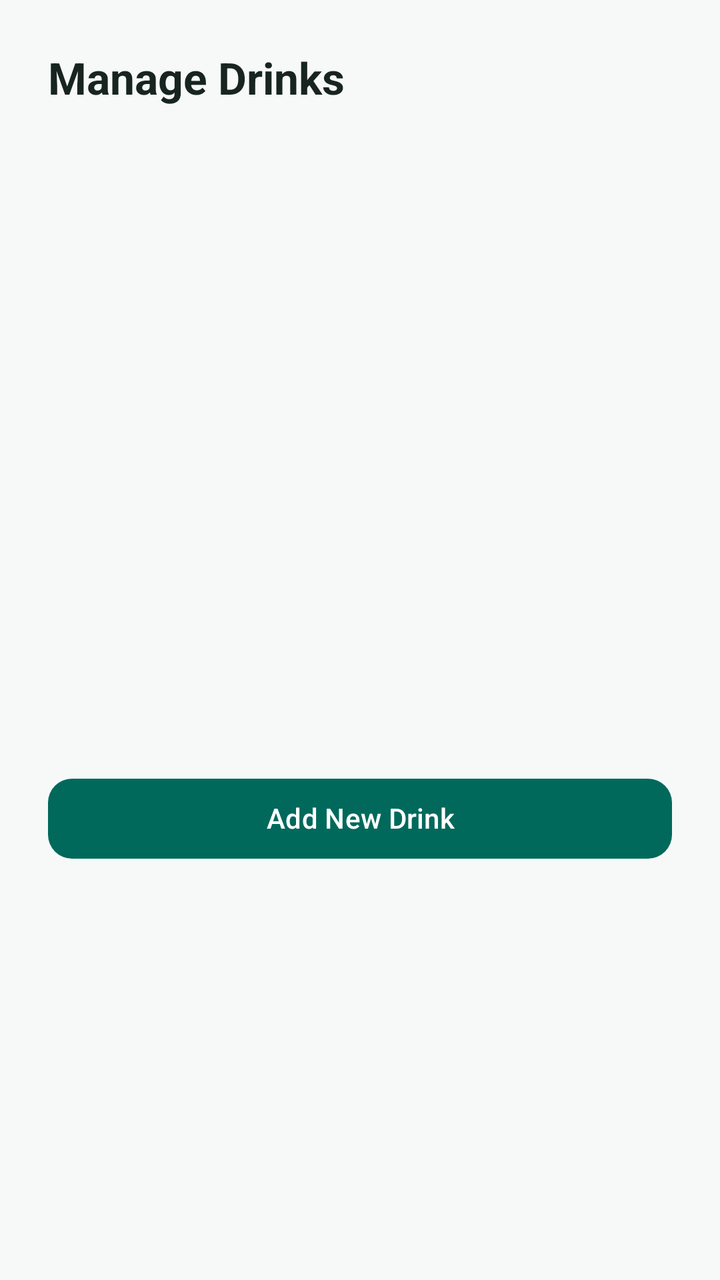
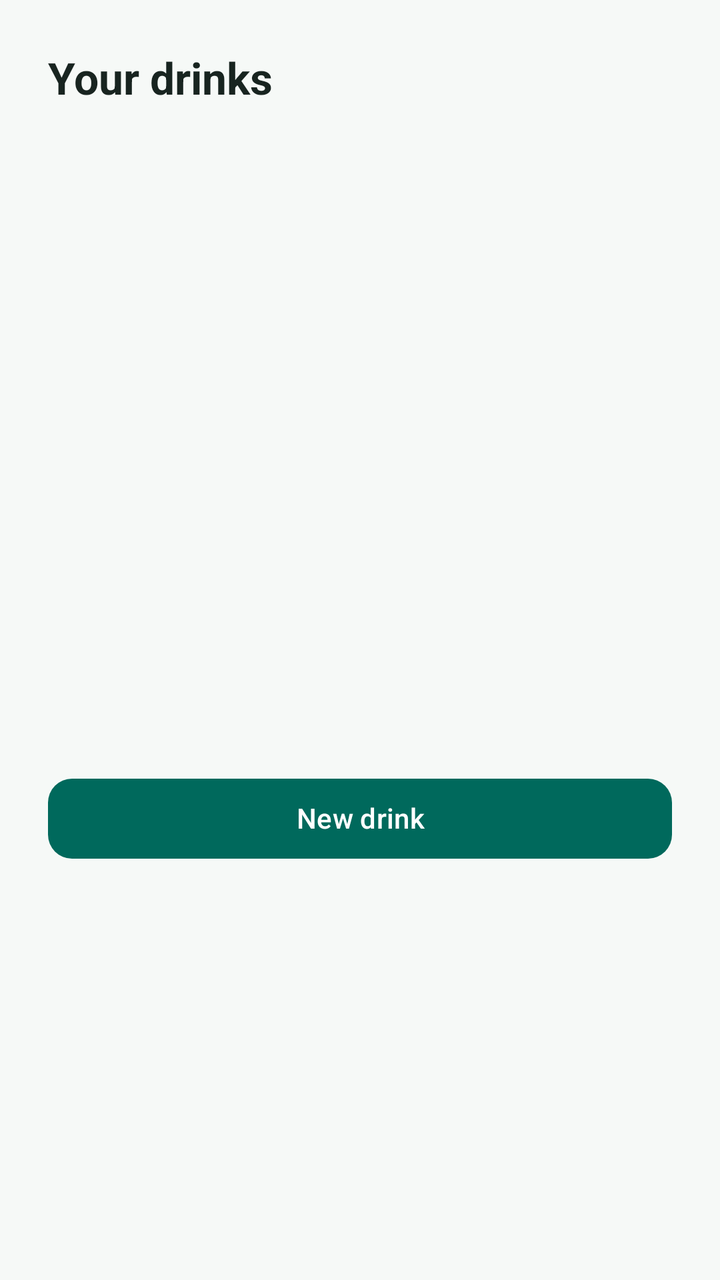

Two renders of the same Android screen: before a commit and after it. Below are the layout's source before the change and the commit's diff.
<!-- AndroidManifest.xml: application theme Theme.BrewLog -->
<!-- res/layout/dialog_drink_manager.xml -->
<?xml version="1.0" encoding="utf-8"?>
<LinearLayout xmlns:android="http://schemas.android.com/apk/res/android"
    xmlns:app="http://schemas.android.com/apk/res-auto"
    android:layout_width="match_parent"
    android:layout_height="wrap_content"
    android:orientation="vertical"
    android:padding="24dp"
    android:background="@color/background">

    <TextView
        android:id="@+id/tv_drink_manager_title"
        android:layout_width="wrap_content"
        android:layout_height="wrap_content"
        android:text="Manage Drinks"
        android:textAppearance="@style/TextAppearance.BrewLog.Headline"
        android:layout_marginBottom="16dp" />

    <androidx.recyclerview.widget.RecyclerView
        android:id="@+id/rv_drinks"
        android:layout_width="match_parent"
        android:layout_height="300dp"
        android:layout_marginBottom="16dp"
        android:scrollbars="vertical" />

    <com.google.android.material.button.MaterialButton
        android:id="@+id/btn_add_new_drink"
        android:layout_width="match_parent"
        android:layout_height="48dp"
        android:text="Add New Drink"
        style="@style/Widget.BrewLog.Button"
        app:cornerRadius="12dp" />

</LinearLayout>
<!-- resources referenced by this layout -->
<resources>
  <color name="background">#F6F9F7</color>
  <style name="TextAppearance.BrewLog.Headline" parent="TextAppearance.Material3.HeadlineMedium">
          <item name="android:textColor">@color/text_primary</item>
          <item name="android:textSize">22sp</item>
          <item name="android:textStyle">bold</item>
      </style>
  <style name="Widget.BrewLog.Button" parent="Widget.Material3.Button">
          <item name="android:textColor">@color/text_on_primary</item>
          <item name="backgroundTint">@color/brand_primary</item>
          <item name="cornerRadius">24dp</item>
          <item name="android:paddingStart">24dp</item>
          <item name="android:paddingEnd">24dp</item>
          <item name="android:paddingTop">12dp</item>
          <item name="android:paddingBottom">12dp</item>
          <item name="android:textSize">14sp</item>
          <item name="android:fontFamily">sans-serif-medium</item>
          <item name="android:textStyle">normal</item>
          <item name="android:includeFontPadding">false</item>
      </style>
  <color name="text_primary">#182420</color>
  <color name="text_on_primary">#FFFFFF</color>
  <color name="brand_primary">#00695C</color>
  <color name="brand_primary_dark">#00453B</color>
  <color name="brand_primary_container">#D9EFE9</color>
  <color name="brand_secondary">#C89B6C</color>
  <color name="brand_secondary_dark">#A87F50</color>
  <color name="black">#000000</color>
  <color name="surface">#FFFFFF</color>
  <color name="surface_variant">#ECF2EE</color>
  <color name="text_on_surface">#182420</color>
  <color name="error">#C62828</color>
  <color name="text_secondary">#54655E</color>
  <color name="text_hint">#93A39B</color>
  <color name="card_background">#FFFFFF</color>
  <style name="Widget.BrewLog.Button.Outlined" parent="Widget.Material3.Button.OutlinedButton">
          <item name="android:textColor">@color/brand_primary</item>
          <item name="strokeColor">@color/brand_primary</item>
          <item name="cornerRadius">24dp</item>
          <item name="android:paddingStart">24dp</item>
          <item name="android:paddingEnd">24dp</item>
          <item name="android:paddingTop">12dp</item>
          <item name="android:paddingBottom">12dp</item>
          <item name="android:textSize">14sp</item>
          <item name="android:fontFamily">sans-serif-medium</item>
          <item name="android:textStyle">normal</item>
          <item name="android:includeFontPadding">false</item>
      </style>
  <style name="Widget.BrewLog.TextInputLayout.OutlinedBox" parent="Widget.Material3.TextInputLayout.OutlinedBox">
          <item name="boxBackgroundMode">filled</item>
          <item name="boxBackgroundColor">@color/input_background</item>
          <item name="boxCornerRadiusBottomEnd">12dp</item>
          <item name="boxCornerRadiusBottomStart">12dp</item>
          <item name="boxCornerRadiusTopEnd">12dp</item>
          <item name="boxCornerRadiusTopStart">12dp</item>
          <item name="boxStrokeColor">@color/brand_primary</item>
          <item name="hintTextColor">@color/brand_primary</item>
      </style>
  <color name="input_background">#F0F5F1</color>
  <!-- unchanged entries left out for length: 1 -->
</resources>

<!-- the commit's change to res/layout/dialog_drink_manager.xml (unified diff, before → after) -->
@@ -11,22 +11,40 @@
         android:id="@+id/tv_drink_manager_title"
         android:layout_width="wrap_content"
         android:layout_height="wrap_content"
-        android:text="Manage Drinks"
+        android:text="@string/your_drinks"
         android:textAppearance="@style/TextAppearance.BrewLog.Headline"
         android:layout_marginBottom="16dp" />
 
-    <androidx.recyclerview.widget.RecyclerView
-        android:id="@+id/rv_drinks"
+    <FrameLayout
         android:layout_width="match_parent"
         android:layout_height="300dp"
-        android:layout_marginBottom="16dp"
-        android:scrollbars="vertical" />
+        android:layout_marginBottom="16dp">
+
+        <androidx.recyclerview.widget.RecyclerView
+            android:id="@+id/rv_drinks"
+            android:layout_width="match_parent"
+            android:layout_height="match_parent"
+            android:scrollbars="vertical" />
+
+        <TextView
+            android:id="@+id/tv_drinks_empty"
+            android:layout_width="match_parent"
+            android:layout_height="wrap_content"
+            android:layout_gravity="center"
+            android:gravity="center"
+            android:padding="24dp"
+            android:text="@string/drinks_empty"
+            android:textAppearance="@style/TextAppearance.BrewLog.Body"
+            android:textColor="@color/text_secondary"
+            android:visibility="gone" />
+
+    </FrameLayout>
 
     <com.google.android.material.button.MaterialButton
         android:id="@+id/btn_add_new_drink"
         android:layout_width="match_parent"
         android:layout_height="48dp"
-        android:text="Add New Drink"
+        android:text="@string/new_drink"
         style="@style/Widget.BrewLog.Button"
         app:cornerRadius="12dp" />
 
<!-- resource entries referenced after the edit -->
@@ -32,6 +32,13 @@
   <color name="text_on_surface">#182420</color>
   <color name="error">#C62828</color>
   <color name="text_secondary">#54655E</color>
+  <string name="drinks_empty">No saved drinks yet — add one to log it in a tap.</string>
+  <string name="new_drink">New drink</string>
+  <string name="your_drinks">Your drinks</string>
+  <style name="TextAppearance.BrewLog.Body" parent="TextAppearance.Material3.BodyLarge">
+          <item name="android:textColor">@color/text_secondary</item>
+          <item name="android:textSize">16sp</item>
+      </style>
   <color name="text_hint">#93A39B</color>
   <color name="card_background">#FFFFFF</color>
   <style name="Widget.BrewLog.Button.Outlined" parent="Widget.Material3.Button.OutlinedButton">
